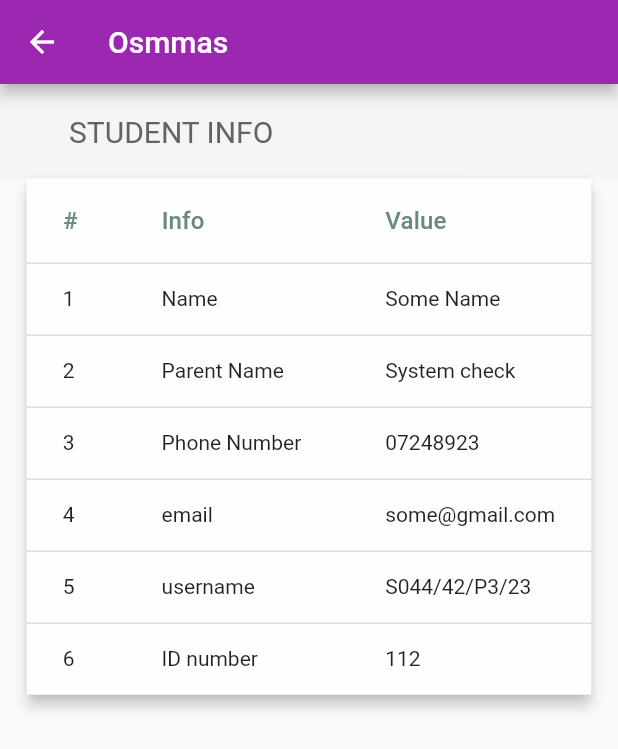
After one commit to itsmushi/osmmas, a Flutter app: the StudentInfoScreen screen opened by its route, on a phone screen of 412 x 824 dp. The commit adds this screen. Shown: the top 749 px of the screen. Run offline on Flutter 3.47's test engine with Material 2 defaults, Android fonts, the light colour scheme and no system bars.

Commit message:
suggestion Student Info Screen Added

```diff
--- a/lib/main.dart
+++ b/lib/main.dart
@@ -2,6 +2,7 @@ import 'package:flutter/material.dart';
 import 'package:osmmas/screens/average_result_screen.dart';
 import 'package:osmmas/screens/dashboard_screen.dart';
 import 'package:osmmas/screens/reports_screen.dart';
+import 'package:osmmas/screens/student_info_sreen.dart';
 import 'package:osmmas/screens/subject_list_screen.dart';
 import 'package:osmmas/screens/subject_result_screen.dart';
 import 'package:osmmas/screens/suggestion_screen.dart';
@@ -44,6 +45,7 @@ class MyApp extends StatelessWidget {
         SubjectResultsScreen.routeName: (_) => SubjectResultsScreen(),
         AverageResultsScreen.routeName: (_) => AverageResultsScreen(),
         SuggestionScreen.routeName: (_) => SuggestionScreen(),
+        StudentInfoScreen.routeName:(_)=>StudentInfoScreen(),
       },
     );
   }
--- /dev/null
+++ b/lib/screens/student_info_sreen.dart
@@ -0,0 +1,133 @@
+import 'package:flutter/material.dart';
+import 'package:osmmas/widgets/page_title.dart';
+
+class StudentInfoScreen extends StatelessWidget {
+  static const String routeName = 'student-info';
+  @override
+  Widget build(BuildContext context) {
+    return Scaffold(
+      appBar: AppBar(
+        title: Text("Osmmas"),
+      ),
+      body: Column(
+        children: [
+          Container(
+            child: Column(
+              crossAxisAlignment: CrossAxisAlignment.start,
+              children: [
+                PageTitle("STUDENT INFO", false),
+              ],
+            ),
+          ),
+          Card(
+            elevation: 4,
+            margin: EdgeInsets.symmetric(horizontal: 16),
+            child: Container(
+              child: Column(
+                crossAxisAlignment: CrossAxisAlignment.start,
+                children: [
+                  DataTable(
+                      decoration: BoxDecoration(
+                          color: Color.fromRGBO(255, 254, 254, 1)),
+                      columns: [
+                        DataColumn(
+                          label: Text(
+                            "#",
+                            style: TextStyle(
+                              color: Color.fromRGBO(104, 138, 126, 1),
+                              fontSize: 16,
+                            ),
+                          ),
+                        ),
+                        DataColumn(
+                          label: Text("Info",
+                              style: TextStyle(
+                                color: Color.fromRGBO(104, 138, 126, 1),
+                                fontSize: 16,
+                              )),
+                        ),
+                        DataColumn(
+                          label: Text("Value",
+                              style: TextStyle(
+                                color: Color.fromRGBO(104, 138, 126, 1),
+                                fontSize: 16,
+                              )),
+                        ),
+                      ],
+                      rows: [
+                        DataRow(cells: [
+                          DataCell(
+                            Text("1"),
+                          ),
+                          DataCell(
+                            Text("Name"),
+                          ),
+                          DataCell(
+                            Text("Some Name"),
+                          )
+                        ]),
+                        DataRow(cells: [
+                          DataCell(
+                            Text("2"),
+                          ),
+                          DataCell(
+                            Text("Parent Name"),
+                          ),
+                          DataCell(
+                            Text("System check"),
+                          )
+                        ]),
+                        DataRow(cells: [
+                          DataCell(
+                            Text("3"),
+                          ),
+                          DataCell(
+                            Text("Phone Number"),
+                          ),
+                          DataCell(
+                            Text("07248923"),
+                          )
+                        ]),
+                        DataRow(cells: [
+                          DataCell(
+                            Text("4"),
+                          ),
+                          DataCell(
+                            Text("email"),
+                          ),
+                          DataCell(
+                            Text("some@gmail.com"),
+                          )
+                        ]),
+                        DataRow(cells: [
+                          DataCell(
+                            Text("5"),
+                          ),
+                          DataCell(
+                            Text("username"),
+                          ),
+                          DataCell(
+                            Text("S044/42/P3/23"),
+                          )
+                        ]),
+                        DataRow(cells: [
+                          DataCell(
+                            Text("6"),
+                          ),
+                          DataCell(
+                            Text("ID number"),
+                          ),
+                          DataCell(
+                            Text("112"),
+                          )
+                        ])
+                      ])
+                ],
+              ),
+            ),
+          ),
+        ],
+      ),
+    );
+  }
+}
--- a/lib/widgets/app_drawer.dart
+++ b/lib/widgets/app_drawer.dart
@@ -1,4 +1,5 @@
 import 'package:flutter/material.dart';
+import 'package:osmmas/screens/student_info_sreen.dart';
 import 'package:osmmas/screens/suggestion_screen.dart';
 
 import '../screens/reports_screen.dart';
@@ -46,6 +47,9 @@ class AppDrawer extends StatelessWidget {
             Divider(),
             ListTile(
               title: Text("Student Info"),
+              onTap: () {
+                Navigator.of(context).pushNamed(StudentInfoScreen.routeName);
+              },
             ),
             Divider(),
             ListTile(
```
